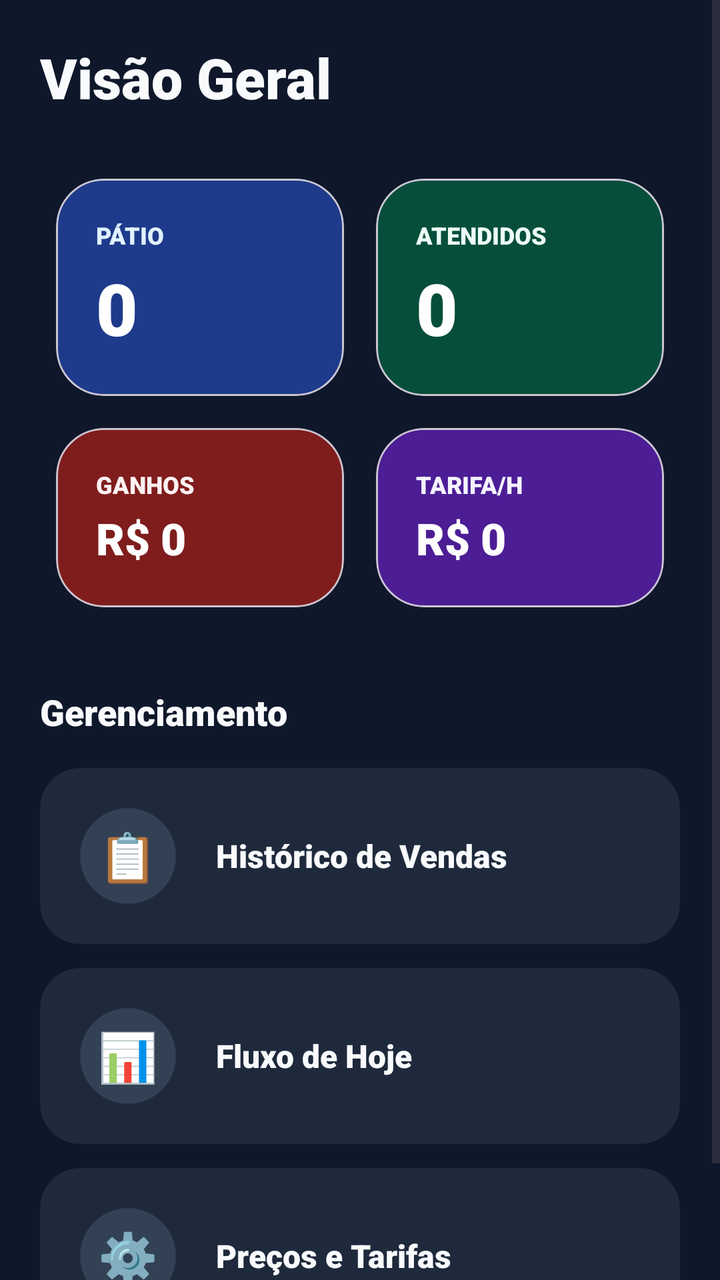
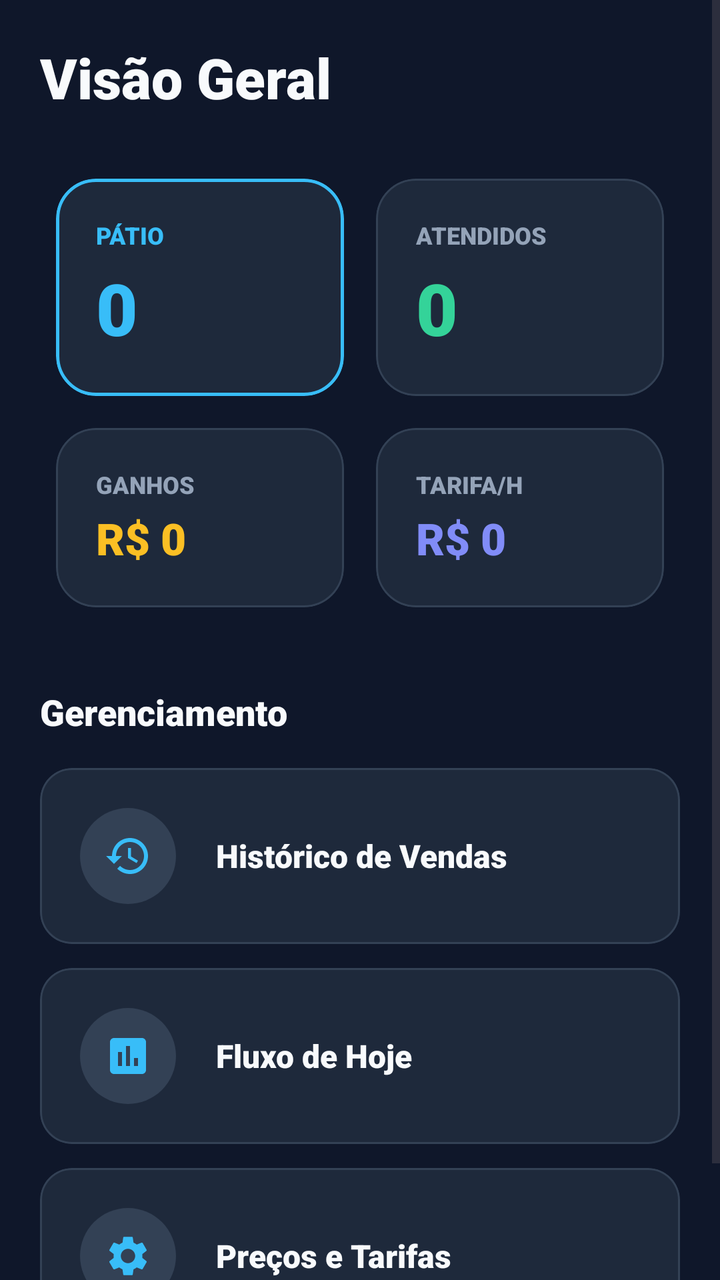

Before-and-after screenshots of an Android layout around one commit, followed by the original layout XML and the change that was made.
<!-- AndroidManifest.xml: application theme Theme.Estacionamento -->
<!-- res/layout/fragment_dashboard.xml -->
<?xml version="1.0" encoding="utf-8"?>
<ScrollView xmlns:android="http://schemas.android.com/apk/res/android"
    xmlns:app="http://schemas.android.com/apk/res-auto"
    android:layout_width="match_parent"
    android:layout_height="match_parent"
    android:background="@color/background">

    <LinearLayout
        android:layout_width="match_parent"
        android:layout_height="wrap_content"
        android:orientation="vertical"
        android:padding="20dp">

        <TextView
            android:layout_width="match_parent"
            android:layout_height="wrap_content"
            android:text="Visão Geral"
            android:textSize="28sp"
            android:textColor="@color/on_surface"
            android:fontFamily="sans-serif-black"
            android:layout_marginBottom="24dp" />

        <GridLayout
            android:layout_width="match_parent"
            android:layout_height="wrap_content"
            android:columnCount="2"
            android:alignmentMode="alignMargins"
            android:columnOrderPreserved="false">

            
            <com.google.android.material.card.MaterialCardView
                android:id="@+id/card_stats_patio"
                android:layout_width="0dp"
                android:layout_height="wrap_content"
                android:layout_columnWeight="1"
                android:layout_margin="8dp"
                app:cardCornerRadius="24dp"
                app:cardElevation="0dp"
                app:cardBackgroundColor="@color/dash_blue"
                android:clickable="true"
                android:focusable="true">

                <LinearLayout
                    android:layout_width="match_parent"
                    android:layout_height="wrap_content"
                    android:orientation="vertical"
                    android:padding="20dp">
                    <TextView
                        android:layout_width="wrap_content"
                        android:layout_height="wrap_content"
                        android:text="PÁTIO"
                        android:textSize="12sp"
                        android:textColor="#E0F2FE"
                        android:textAllCaps="true"
                        android:fontFamily="sans-serif-black" />
                    <TextView
                        android:id="@+id/dash_valor_ocupadas"
                        android:layout_width="wrap_content"
                        android:layout_height="wrap_content"
                        android:text="0"
                        android:textSize="36sp"
                        android:textColor="#FFFFFF"
                        android:fontFamily="sans-serif-black"
                        android:layout_marginTop="4dp" />
                </LinearLayout>
            </com.google.android.material.card.MaterialCardView>

            
            <com.google.android.material.card.MaterialCardView
                android:id="@+id/card_stats_atendidos"
                android:layout_width="0dp"
                android:layout_height="wrap_content"
                android:layout_columnWeight="1"
                android:layout_margin="8dp"
                app:cardCornerRadius="24dp"
                app:cardElevation="0dp"
                app:cardBackgroundColor="@color/dash_green"
                android:clickable="true"
                android:focusable="true">

                <LinearLayout
                    android:layout_width="match_parent"
                    android:layout_height="wrap_content"
                    android:orientation="vertical"
                    android:padding="20dp">
                    <TextView
                        android:layout_width="wrap_content"
                        android:layout_height="wrap_content"
                        android:text="ATENDIDOS"
                        android:textSize="12sp"
                        android:textColor="#ECFDF5"
                        android:textAllCaps="true"
                        android:fontFamily="sans-serif-black" />
                    <TextView
                        android:id="@+id/dash_valor_atendidos"
                        android:layout_width="wrap_content"
                        android:layout_height="wrap_content"
                        android:text="0"
                        android:textSize="36sp"
                        android:textColor="#FFFFFF"
                        android:fontFamily="sans-serif-black"
                        android:layout_marginTop="4dp" />
                </LinearLayout>
            </com.google.android.material.card.MaterialCardView>

            
            <com.google.android.material.card.MaterialCardView
                android:layout_width="0dp"
                android:layout_height="wrap_content"
                android:layout_columnWeight="1"
                android:layout_margin="8dp"
                app:cardCornerRadius="24dp"
                app:cardElevation="0dp"
                app:cardBackgroundColor="@color/dash_red">

                <LinearLayout
                    android:layout_width="match_parent"
                    android:layout_height="wrap_content"
                    android:orientation="vertical"
                    android:padding="20dp">
                    <TextView
                        android:layout_width="wrap_content"
                        android:layout_height="wrap_content"
                        android:text="GANHOS"
                        android:textSize="12sp"
                        android:textColor="#FEF2F2"
                        android:textAllCaps="true"
                        android:fontFamily="sans-serif-black" />
                    <TextView
                        android:id="@+id/dash_valor_receita"
                        android:layout_width="wrap_content"
                        android:layout_height="wrap_content"
                        android:text="R$ 0"
                        android:textSize="22sp"
                        android:textColor="#FFFFFF"
                        android:fontFamily="sans-serif-black"
                        android:layout_marginTop="4dp" />
                </LinearLayout>
            </com.google.android.material.card.MaterialCardView>

            
            <com.google.android.material.card.MaterialCardView
                android:layout_width="0dp"
                android:layout_height="wrap_content"
                android:layout_columnWeight="1"
                android:layout_margin="8dp"
                app:cardCornerRadius="24dp"
                app:cardElevation="0dp"
                app:cardBackgroundColor="@color/dash_purple">

                <LinearLayout
                    android:layout_width="match_parent"
                    android:layout_height="wrap_content"
                    android:orientation="vertical"
                    android:padding="20dp">
                    <TextView
                        android:layout_width="wrap_content"
                        android:layout_height="wrap_content"
                        android:text="TARIFA/H"
                        android:textSize="12sp"
                        android:textColor="#F5F3FF"
                        android:textAllCaps="true"
                        android:fontFamily="sans-serif-black" />
                    <TextView
                        android:id="@+id/dash_valor_tarifa"
                        android:layout_width="wrap_content"
                        android:layout_height="wrap_content"
                        android:text="R$ 0"
                        android:textSize="22sp"
                        android:textColor="#FFFFFF"
                        android:fontFamily="sans-serif-black"
                        android:layout_marginTop="4dp" />
                </LinearLayout>
            </com.google.android.material.card.MaterialCardView>

        </GridLayout>

        <TextView
            android:layout_width="match_parent"
            android:layout_height="wrap_content"
            android:text="Gerenciamento"
            android:textSize="18sp"
            android:textColor="@color/on_surface"
            android:fontFamily="sans-serif-black"
            android:layout_marginTop="32dp"
            android:layout_marginBottom="16dp" />

        
        <com.google.android.material.card.MaterialCardView
            android:id="@+id/card_btn_historico"
            android:layout_width="match_parent"
            android:layout_height="wrap_content"
            android:layout_marginBottom="12dp"
            app:cardCornerRadius="20dp"
            app:cardElevation="0dp"
            app:cardBackgroundColor="@color/surface"
            app:strokeWidth="0dp"
            android:clickable="true"
            android:focusable="true">
            <LinearLayout
                android:layout_width="match_parent"
                android:layout_height="wrap_content"
                android:padding="20dp"
                android:gravity="center_vertical">
                <TextView
                    android:layout_width="48dp"
                    android:layout_height="48dp"
                    android:text="📋"
                    android:textSize="24sp"
                    android:gravity="center"
                    android:background="@drawable/bg_icon_circle" />
                <TextView
                    android:layout_width="wrap_content"
                    android:layout_height="wrap_content"
                    android:layout_marginStart="20dp"
                    android:text="Histórico de Vendas"
                    android:textSize="16sp"
                    android:textColor="@color/on_surface"
                    android:fontFamily="sans-serif-black" />
            </LinearLayout>
        </com.google.android.material.card.MaterialCardView>

        <com.google.android.material.card.MaterialCardView
            android:id="@+id/card_btn_relatorio"
            android:layout_width="match_parent"
            android:layout_height="wrap_content"
            android:layout_marginBottom="12dp"
            app:cardCornerRadius="20dp"
            app:cardElevation="0dp"
            app:cardBackgroundColor="@color/surface"
            app:strokeWidth="0dp"
            android:clickable="true"
            android:focusable="true">
            <LinearLayout
                android:layout_width="match_parent"
                android:layout_height="wrap_content"
                android:padding="20dp"
                android:gravity="center_vertical">
                <TextView
                    android:layout_width="48dp"
                    android:layout_height="48dp"
                    android:text="📊"
                    android:textSize="24sp"
                    android:gravity="center"
                    android:background="@drawable/bg_icon_circle" />
                <TextView
                    android:layout_width="wrap_content"
                    android:layout_height="wrap_content"
                    android:layout_marginStart="20dp"
                    android:text="Fluxo de Hoje"
                    android:textSize="16sp"
                    android:textColor="@color/on_surface"
                    android:fontFamily="sans-serif-black" />
            </LinearLayout>
        </com.google.android.material.card.MaterialCardView>

        <com.google.android.material.card.MaterialCardView
            android:id="@+id/card_btn_tarifa"
            android:layout_width="match_parent"
            android:layout_height="wrap_content"
            android:layout_marginBottom="12dp"
            app:cardCornerRadius="20dp"
            app:cardElevation="0dp"
            app:cardBackgroundColor="@color/surface"
            app:strokeWidth="0dp"
            android:clickable="true"
            android:focusable="true">
            <LinearLayout
                android:layout_width="match_parent"
                android:layout_height="wrap_content"
                android:padding="20dp"
                android:gravity="center_vertical">
                <TextView
                    android:layout_width="48dp"
                    android:layout_height="48dp"
                    android:text="⚙️"
                    android:textSize="24sp"
                    android:gravity="center"
                    android:background="@drawable/bg_icon_circle" />
                <TextView
                    android:layout_width="wrap_content"
                    android:layout_height="wrap_content"
                    android:layout_marginStart="20dp"
                    android:text="Preços e Tarifas"
                    android:textSize="16sp"
                    android:textColor="@color/on_surface"
                    android:fontFamily="sans-serif-black" />
            </LinearLayout>
        </com.google.android.material.card.MaterialCardView>

    </LinearLayout>
</ScrollView>
<!-- resources referenced by this layout -->
<resources>
  <color name="background">#0F172A</color>
  <color name="dash_blue">#1E3A8A</color>
  <color name="dash_green">#064E3B</color>
  <color name="dash_purple">#4C1D95</color>
  <color name="dash_red">#7F1D1D</color>
  <color name="on_surface">#F8FAFC</color>
  <color name="surface">#1E293B</color>
  <!-- drawable bg_icon_circle (drawable) -->
  <?xml version="1.0" encoding="utf-8"?>
  <shape xmlns:android="http://schemas.android.com/apk/res/android"
      android:shape="oval">
      <solid android:color="@color/surface_variant" />
  </shape>
  <color name="surface_variant">#334155</color>
  <color name="primary">#38BDF8</color>
  <color name="secondary">#818CF8</color>
  <color name="text_secondary">#94A3B8</color>
  <style name="CustomButtonStyle" parent="Widget.Material3.Button">
          <item name="cornerRadius">12dp</item>
          <item name="android:insetTop">0dp</item>
          <item name="android:insetBottom">0dp</item>
          <item name="android:fontFamily">sans-serif-medium</item>
          <item name="textAllCaps">false</item>
      </style>
  <!-- unchanged entries left out for length: 1 -->
</resources>

<!-- the commit's change to res/layout/fragment_dashboard.xml (unified diff, before → after) -->
@@ -34,9 +34,11 @@
                 android:layout_height="wrap_content"
                 android:layout_columnWeight="1"
                 android:layout_margin="8dp"
-                app:cardCornerRadius="24dp"
+                app:cardCornerRadius="20dp"
                 app:cardElevation="0dp"
-                app:cardBackgroundColor="@color/dash_blue"
+                app:strokeWidth="1.5dp"
+                app:strokeColor="@color/primary"
+                app:cardBackgroundColor="@color/surface"
                 android:clickable="true"
                 android:focusable="true">
 
@@ -50,7 +52,7 @@
                         android:layout_height="wrap_content"
                         android:text="PÁTIO"
                         android:textSize="12sp"
-                        android:textColor="#E0F2FE"
+                        android:textColor="@color/primary"
                         android:textAllCaps="true"
                         android:fontFamily="sans-serif-black" />
                     <TextView
@@ -59,7 +61,7 @@
                         android:layout_height="wrap_content"
                         android:text="0"
                         android:textSize="36sp"
-                        android:textColor="#FFFFFF"
+                        android:textColor="@color/primary"
                         android:fontFamily="sans-serif-black"
                         android:layout_marginTop="4dp" />
                 </LinearLayout>
@@ -72,9 +74,11 @@
                 android:layout_height="wrap_content"
                 android:layout_columnWeight="1"
                 android:layout_margin="8dp"
-                app:cardCornerRadius="24dp"
+                app:cardCornerRadius="20dp"
                 app:cardElevation="0dp"
-                app:cardBackgroundColor="@color/dash_green"
+                app:strokeWidth="1dp"
+                app:strokeColor="@color/divider"
+                app:cardBackgroundColor="@color/surface"
                 android:clickable="true"
                 android:focusable="true">
 
@@ -88,7 +92,7 @@
                         android:layout_height="wrap_content"
                         android:text="ATENDIDOS"
                         android:textSize="12sp"
-                        android:textColor="#ECFDF5"
+                        android:textColor="@color/text_secondary"
                         android:textAllCaps="true"
                         android:fontFamily="sans-serif-black" />
                     <TextView
@@ -97,7 +101,7 @@
                         android:layout_height="wrap_content"
                         android:text="0"
                         android:textSize="36sp"
-                        android:textColor="#FFFFFF"
+                        android:textColor="@color/dash_green_value"
                         android:fontFamily="sans-serif-black"
                         android:layout_marginTop="4dp" />
                 </LinearLayout>
@@ -109,9 +113,11 @@
                 android:layout_height="wrap_content"
                 android:layout_columnWeight="1"
                 android:layout_margin="8dp"
-                app:cardCornerRadius="24dp"
+                app:cardCornerRadius="20dp"
                 app:cardElevation="0dp"
-                app:cardBackgroundColor="@color/dash_red">
+                app:strokeWidth="1dp"
+                app:strokeColor="@color/divider"
+                app:cardBackgroundColor="@color/surface">
 
                 <LinearLayout
                     android:layout_width="match_parent"
@@ -123,7 +129,7 @@
                         android:layout_height="wrap_content"
                         android:text="GANHOS"
                         android:textSize="12sp"
-                        android:textColor="#FEF2F2"
+                        android:textColor="@color/text_secondary"
                         android:textAllCaps="true"
                         android:fontFamily="sans-serif-black" />
                     <TextView
@@ -132,7 +138,7 @@
                         android:layout_height="wrap_content"
                         android:text="R$ 0"
                         android:textSize="22sp"
-                        android:textColor="#FFFFFF"
+                        android:textColor="@color/dash_yellow_value"
                         android:fontFamily="sans-serif-black"
                         android:layout_marginTop="4dp" />
                 </LinearLayout>
@@ -144,9 +150,11 @@
                 android:layout_height="wrap_content"
                 android:layout_columnWeight="1"
                 android:layout_margin="8dp"
-                app:cardCornerRadius="24dp"
+                app:cardCornerRadius="20dp"
                 app:cardElevation="0dp"
-                app:cardBackgroundColor="@color/dash_purple">
+                app:strokeWidth="1dp"
+                app:strokeColor="@color/divider"
+                app:cardBackgroundColor="@color/surface">
 
                 <LinearLayout
                     android:layout_width="match_parent"
@@ -158,7 +166,7 @@
                         android:layout_height="wrap_content"
                         android:text="TARIFA/H"
                         android:textSize="12sp"
-                        android:textColor="#F5F3FF"
+                        android:textColor="@color/text_secondary"
                         android:textAllCaps="true"
                         android:fontFamily="sans-serif-black" />
                     <TextView
@@ -167,7 +175,7 @@
                         android:layout_height="wrap_content"
                         android:text="R$ 0"
                         android:textSize="22sp"
-                        android:textColor="#FFFFFF"
+                        android:textColor="@color/secondary"
                         android:fontFamily="sans-serif-black"
                         android:layout_marginTop="4dp" />
                 </LinearLayout>
@@ -191,10 +199,11 @@
             android:layout_width="match_parent"
             android:layout_height="wrap_content"
             android:layout_marginBottom="12dp"
-            app:cardCornerRadius="20dp"
+            app:cardCornerRadius="16dp"
             app:cardElevation="0dp"
+            app:strokeWidth="1dp"
+            app:strokeColor="@color/divider"
             app:cardBackgroundColor="@color/surface"
-            app:strokeWidth="0dp"
             android:clickable="true"
             android:focusable="true">
             <LinearLayout
@@ -202,12 +211,12 @@
                 android:layout_height="wrap_content"
                 android:padding="20dp"
                 android:gravity="center_vertical">
-                <TextView
+                <ImageView
                     android:layout_width="48dp"
                     android:layout_height="48dp"
-                    android:text="📋"
-                    android:textSize="24sp"
-                    android:gravity="center"
+                    android:src="@drawable/ic_historico"
+                    app:tint="@color/primary"
+                    android:padding="12dp"
                     android:background="@drawable/bg_icon_circle" />
                 <TextView
                     android:layout_width="wrap_content"
@@ -225,10 +234,11 @@
             android:layout_width="match_parent"
             android:layout_height="wrap_content"
             android:layout_marginBottom="12dp"
-            app:cardCornerRadius="20dp"
+            app:cardCornerRadius="16dp"
             app:cardElevation="0dp"
+            app:strokeWidth="1dp"
+            app:strokeColor="@color/divider"
             app:cardBackgroundColor="@color/surface"
-            app:strokeWidth="0dp"
             android:clickable="true"
             android:focusable="true">
             <LinearLayout
@@ -236,12 +246,12 @@
                 android:layout_height="wrap_content"
                 android:padding="20dp"
                 android:gravity="center_vertical">
-                <TextView
+                <ImageView
                     android:layout_width="48dp"
                     android:layout_height="48dp"
-                    android:text="📊"
-                    android:textSize="24sp"
-                    android:gravity="center"
+                    android:src="@drawable/ic_relatorio"
+                    app:tint="@color/primary"
+                    android:padding="12dp"
                     android:background="@drawable/bg_icon_circle" />
                 <TextView
                     android:layout_width="wrap_content"
@@ -259,10 +269,11 @@
             android:layout_width="match_parent"
             android:layout_height="wrap_content"
             android:layout_marginBottom="12dp"
-            app:cardCornerRadius="20dp"
+            app:cardCornerRadius="16dp"
             app:cardElevation="0dp"
+            app:strokeWidth="1dp"
+            app:strokeColor="@color/divider"
             app:cardBackgroundColor="@color/surface"
-            app:strokeWidth="0dp"
             android:clickable="true"
             android:focusable="true">
             <LinearLayout
@@ -270,12 +281,12 @@
                 android:layout_height="wrap_content"
                 android:padding="20dp"
                 android:gravity="center_vertical">
-                <TextView
+                <ImageView
                     android:layout_width="48dp"
                     android:layout_height="48dp"
-                    android:text="⚙️"
-                    android:textSize="24sp"
-                    android:gravity="center"
+                    android:src="@drawable/ic_tarifa"
+                    app:tint="@color/primary"
+                    android:padding="12dp"
                     android:background="@drawable/bg_icon_circle" />
                 <TextView
                     android:layout_width="wrap_content"
<!-- resource entries referenced after the edit -->
@@ -1,10 +1,9 @@
 <!-- resources referenced by this layout -->
 <resources>
   <color name="background">#0F172A</color>
-  <color name="dash_blue">#1E3A8A</color>
-  <color name="dash_green">#064E3B</color>
-  <color name="dash_purple">#4C1D95</color>
-  <color name="dash_red">#7F1D1D</color>
+  <color name="dash_green_value">#34D399</color>
+  <color name="dash_yellow_value">#FBBF24</color>
+  <color name="divider">#334155</color>
   <color name="on_surface">#F8FAFC</color>
   <color name="surface">#1E293B</color>
   <!-- drawable bg_icon_circle (drawable) -->
@@ -13,6 +12,42 @@
       android:shape="oval">
       <solid android:color="@color/surface_variant" />
   </shape>
+  <!-- drawable ic_historico (drawable) -->
+  <?xml version="1.0" encoding="utf-8"?>
+  <vector xmlns:android="http://schemas.android.com/apk/res/android"
+      android:width="24dp"
+      android:height="24dp"
+      android:viewportWidth="24"
+      android:viewportHeight="24"
+      android:tint="@color/primary">
+      <path
+          android:fillColor="@color/primary"
+          android:pathData="M13,3c-4.97,0 -9,4.03 -9,9H1l3.89,3.89 0.07,0.14L9,12H6c0,-3.87 3.13,-7 7,-7s7,3.13 7,7 -3.13,7 -7,7c-1.93,0 -3.68,-0.79 -4.94,-2.06l-1.42,1.42C8.27,19.99 10.51,21 13,21c4.97,0 9,-4.03 9,-9s-4.03,-9 -9,-9zm-1,5v5l4.28,2.54 0.72,-1.21 -3.5,-2.08V8H12z" />
+  </vector>
+  <!-- drawable ic_relatorio (drawable) -->
+  <?xml version="1.0" encoding="utf-8"?>
+  <vector xmlns:android="http://schemas.android.com/apk/res/android"
+      android:width="24dp"
+      android:height="24dp"
+      android:viewportWidth="24"
+      android:viewportHeight="24"
+      android:tint="@color/primary">
+      <path
+          android:fillColor="@color/primary"
+          android:pathData="M19,3H5c-1.1,0 -2,0.9 -2,2v14c0,1.1 0.9,2 2,2h14c1.1,0 2,-0.9 2,-2V5c0,-1.1 -0.9,-2 -2,-2zM9,17H7v-7h2v7zm4,0h-2V7h2v10zm4,0h-2v-4h2v4z" />
+  </vector>
+  <!-- drawable ic_tarifa (drawable) -->
+  <?xml version="1.0" encoding="utf-8"?>
+  <vector xmlns:android="http://schemas.android.com/apk/res/android"
+      android:width="24dp"
+      android:height="24dp"
+      android:viewportWidth="24"
+      android:viewportHeight="24"
+      android:tint="@color/primary">
+      <path
+          android:fillColor="@color/primary"
+          android:pathData="M19.14,12.94c0.04,-0.3 0.06,-0.61 0.06,-0.94c0,-0.32 -0.02,-0.64 -0.07,-0.94l2.03,-1.58c0.18,-0.14 0.23,-0.41 0.12,-0.61l-1.92,-3.32c-0.12,-0.22 -0.37,-0.29 -0.59,-0.22l-2.39,0.96c-0.5,-0.38 -1.03,-0.7 -1.62,-0.94L14.4,2.81c-0.04,-0.24 -0.24,-0.41 -0.48,-0.41h-3.84c-0.24,0 -0.43,0.17 -0.47,0.41L9.25,5.35C8.66,5.59 8.12,5.92 7.63,6.29L5.24,5.33c-0.22,-0.08 -0.47,0 -0.59,0.22L2.74,8.87C2.62,9.08 2.66,9.34 2.86,9.48l2.03,1.58C4.84,11.36 4.8,11.69 4.8,12s0.02,0.64 0.07,0.94l-2.03,1.58c-0.18,0.14 -0.23,0.41 -0.12,0.61l1.92,3.32c0.12,0.22 0.37,0.29 0.59,0.22l2.39,-0.96c0.5,0.38 1.03,0.7 1.62,0.94l0.36,2.54c0.05,0.24 0.24,0.41 0.48,0.41h3.84c0.24,0 0.44,-0.17 0.47,-0.41l0.36,-2.54c0.59,-0.24 1.13,-0.56 1.62,-0.94l2.39,0.96c0.22,0.08 0.47,0 0.59,-0.22l1.92,-3.32c0.12,-0.22 0.07,-0.47 -0.12,-0.61L19.14,12.94zM12,15.6c-1.98,0 -3.6,-1.62 -3.6,-3.6s1.62,-3.6 3.6,-3.6 3.6,1.62 3.6,3.6 -1.62,3.6 -3.6,3.6z" />
+  </vector>
   <color name="surface_variant">#334155</color>
   <color name="primary">#38BDF8</color>
   <color name="secondary">#818CF8</color>
